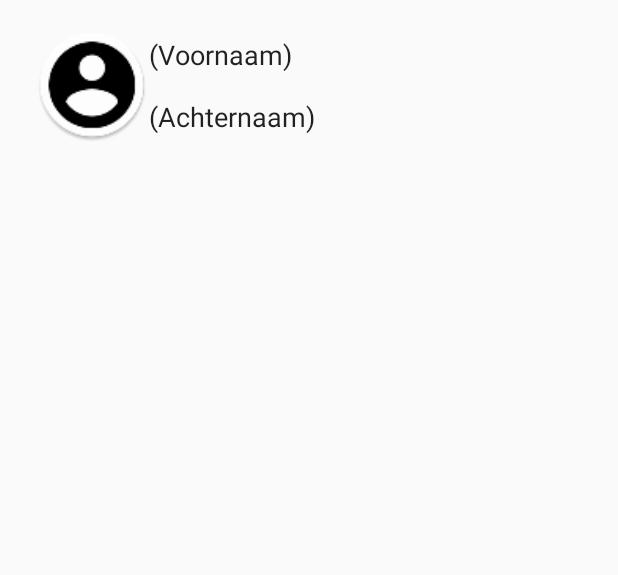
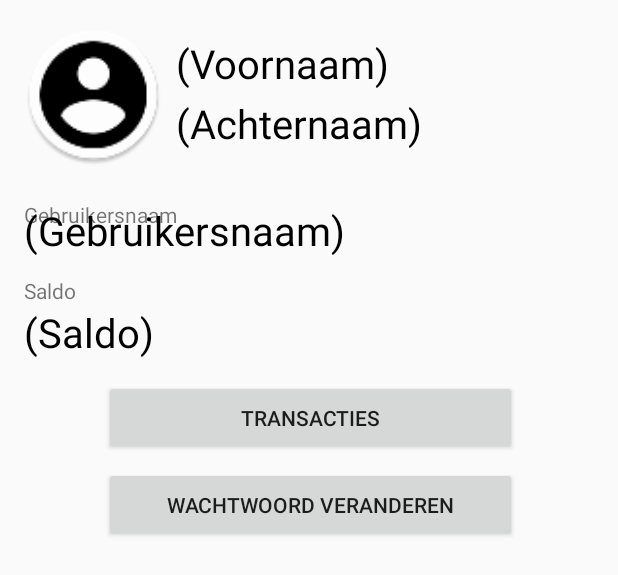
Before and after one commit to dragonq1/NetPay, an Android app: the layout activity_account.xml on its own in the app's theme, with its tools: preview values and no code run, on a phone screen of 412 x 824 dp. Shown: the top 575 px of the screen. Run offline under Robolectric (Android 15) with nearby library versions, the phone set to English and light mode, and no system bars.

Commit message:
-Account pagina afgewerkt -Wachtwoord veranderen scherl toegevoegd -Kleine aanpassing aan registreer scherm

```diff
--- a/app/build.gradle
+++ b/app/build.gradle
@@ -26,6 +26,6 @@ dependencies {
     })
     compile 'com.android.support:appcompat-v7:26.+'
     compile 'com.android.support.constraint:constraint-layout:1.0.2'
+    compile 'com.android.volley:volley:1.0.0'
     testCompile 'junit:junit:4.12'
-    compile 'com.android.volley:volley:1.0.0'
 }
--- a/app/src/main/AndroidManifest.xml
+++ b/app/src/main/AndroidManifest.xml
@@ -20,7 +20,8 @@
         </activity>
         <activity android:name=".Menu" />
         <activity android:name=".Registreren" />
-        <activity android:name=".Account"></activity>
+        <activity android:name=".Account" />
+        <activity android:name=".WachtwoordVeranderen"></activity>
     </application>
 
 </manifest>
--- a/app/src/main/java/com/example/quinten/netpay/MainActivity.java
+++ b/app/src/main/java/com/example/quinten/netpay/MainActivity.java
@@ -62,6 +62,7 @@ public class MainActivity extends AppCompatActivity {
                                     String strGebruikersnaamResp = jsonReponse.getString("Gebruikersnaam");
                                     String strVoornaamResp = jsonReponse.getString("Voornaam");
                                     String strAchternaamResp = jsonReponse.getString("Achternaam");
+                                    String strWachtwoordResp = jsonReponse.getString("Wachtwoord");
                                     String strSaldoResp = jsonReponse.getString("Saldo");
 
 
@@ -70,6 +71,7 @@ public class MainActivity extends AppCompatActivity {
                                     intent.putExtra("gebruikersnaam", strGebruikersnaamResp);
                                     intent.putExtra("voornaam", strVoornaamResp);
                                     intent.putExtra("achternaam", strAchternaamResp);
+                                    intent.putExtra("wachtwoord", strWachtwoordResp);
                                     intent.putExtra("saldo", strSaldoResp);
                                     startActivity(intent);
 
--- a/app/src/main/java/com/example/quinten/netpay/Menu.java
+++ b/app/src/main/java/com/example/quinten/netpay/Menu.java
@@ -33,6 +33,7 @@ public class Menu extends Activity {
         final String strAchternaam = intent.getStringExtra("achternaam");
         final String strGebruikersnaam = intent.getStringExtra("gebruikersnaam");
         final String strSaldo = intent.getStringExtra("saldo");
+        final String strWachtwoord = intent.getStringExtra("wachtwoord");
 
         //Welkom bericht personaliseren
 
@@ -51,6 +52,7 @@ public class Menu extends Activity {
                 intent.putExtra("voornaam", strVoornaam);
                 intent.putExtra("achternaam", strAchternaam);
                 intent.putExtra("saldo", strSaldo);
+                intent.putExtra("wachtwoord", strWachtwoord);
                 startActivity(intent);
             }
         });
--- a/app/src/main/res/layout/activity_account.xml
+++ b/app/src/main/res/layout/activity_account.xml
@@ -4,44 +4,120 @@
     xmlns:tools="http://schemas.android.com/tools"
     android:layout_width="match_parent"
     android:layout_height="match_parent"
-    tools:context="com.example.quinten.netpay.Account">
+    tools:context="com.example.quinten.netpay.Account"
+    tools:layout_editor_absoluteY="81dp"
+    tools:layout_editor_absoluteX="0dp">
 
     <ImageView
-        android:id="@+id/imageView"
-        android:layout_width="75dp"
-        android:layout_height="82dp"
-        android:layout_marginLeft="24dp"
-        android:layout_marginTop="16dp"
+        android:id="@+id/ivContactBadge"
+        android:layout_width="93dp"
+        android:layout_height="95dp"
+        app:srcCompat="@mipmap/ic_account"
+        android:layout_marginLeft="16dp"
         app:layout_constraintLeft_toLeftOf="parent"
         app:layout_constraintTop_toTopOf="parent"
-        app:srcCompat="@mipmap/ic_account"
-        tools:ignore="ContentDescription,RtlHardcoded"/>
+        android:layout_marginTop="16dp"
+        tools:ignore="ContentDescription,RtlHardcoded" />
 
-    <EditText
+    <TextView
+        android:id="@+id/txtGerbuikersnaam"
+        android:layout_width="wrap_content"
+        android:layout_height="wrap_content"
+        android:layout_marginLeft="16dp"
+        android:layout_marginTop="24dp"
+        android:text="(Gebruikersnaam)"
+        android:textColor="#000"
+        android:textSize="12pt"
+        app:layout_constraintLeft_toLeftOf="parent"
+        app:layout_constraintTop_toBottomOf="@+id/ivContactBadge"
+        tools:ignore="HardcodedText,RtlHardcoded" />
+
+    <TextView
+        android:id="@+id/txtSaldo"
+        android:layout_width="wrap_content"
+        android:layout_height="wrap_content"
+        android:layout_marginLeft="16dp"
+        android:layout_marginTop="32dp"
+        android:text="(Saldo)"
+        android:textColor="#000"
+        android:textSize="12pt"
+        app:layout_constraintLeft_toLeftOf="parent"
+        app:layout_constraintTop_toBottomOf="@+id/txtGerbuikersnaam"
+        tools:ignore="HardcodedText,RtlHardcoded" />
+
+    <TextView
+        android:id="@+id/txtWachtwoord"
+        android:layout_width="200dp"
+        android:layout_height="40dp"
+        android:layout_marginLeft="8dp"
+        android:layout_marginTop="0dp"
+        android:text="(Achternaam)"
+        android:textColor="#000"
+        android:textSize="12pt"
+        app:layout_constraintLeft_toRightOf="@+id/ivContactBadge"
+        app:layout_constraintTop_toBottomOf="@+id/txtVoornaam"
+        tools:ignore="HardcodedText,RtlHardcoded" />
+
+    <TextView
         android:id="@+id/txtVoornaam"
+        android:layout_width="200dp"
+        android:layout_height="40dp"
+        android:layout_marginLeft="8dp"
+        android:layout_marginTop="24dp"
+        android:text="(Voornaam)"
+        android:textColor="#000"
+        android:textSize="12pt"
+        app:layout_constraintLeft_toRightOf="@+id/ivContactBadge"
+        app:layout_constraintTop_toTopOf="parent"
+        tools:ignore="HardcodedText,RtlHardcoded" />
+
+    <TextView
+        android:id="@+id/tvGebruikersnaam"
         android:layout_width="wrap_content"
-        android:layout_height="41dp"
+        android:layout_height="wrap_content"
+        android:text="Gebruikersnaam"
+        android:layout_marginLeft="16dp"
+        app:layout_constraintLeft_toLeftOf="parent"
+        android:layout_marginBottom="-17dp"
+        app:layout_constraintBottom_toTopOf="@+id/txtGerbuikersnaam"
+        tools:ignore="HardcodedText,RtlHardcoded" />
+
+    <TextView
+        android:id="@+id/Saldo"
+        android:layout_width="wrap_content"
+        android:layout_height="wrap_content"
+        android:text="Saldo"
         android:layout_marginLeft="0dp"
-        android:layout_marginTop="16dp"
-        android:ems="10"
-        android:inputType="textPersonName"
-        android:text="(Voornaam)"
-        app:layout_constraintLeft_toRightOf="@+id/imageView"
-        app:layout_constraintTop_toTopOf="parent"
-        android:background="@android:color/transparent"
-        tools:ignore="HardcodedText,MissingConstraints" />
+        app:layout_constraintLeft_toLeftOf="@+id/txtSaldo"
+        android:layout_marginBottom="0dp"
+        app:layout_constraintBottom_toTopOf="@+id/txtSaldo"
+        tools:ignore="HardcodedText,RtlHardcoded" />
 
-    <EditText
-        android:id="@+id/txtAchternaam"
-        android:layout_width="wrap_content"
-        android:layout_height="41dp"
-        android:layout_marginLeft="0dp"
-        android:layout_marginTop="0dp"
-        android:ems="10"
-        android:inputType="textPersonName"
-        android:text="(Achternaam)"
-        app:layout_constraintLeft_toRightOf="@+id/imageView"
-        app:layout_constraintTop_toBottomOf="@+id/txtVoornaam"
-        android:background="@android:color/transparent"
-        tools:ignore="HardcodedText,MissingConstraints" />
+    <Button
+        android:id="@+id/btnTransacties"
+        android:layout_width="275dp"
+        android:layout_height="50dp"
+        android:layout_marginLeft="8dp"
+        android:layout_marginRight="8dp"
+        android:layout_marginTop="14dp"
+        android:text="Transacties"
+        app:layout_constraintLeft_toLeftOf="parent"
+        app:layout_constraintRight_toRightOf="parent"
+        app:layout_constraintTop_toBottomOf="@+id/txtSaldo"
+        tools:ignore="HardcodedText"
+        app:layout_constraintHorizontal_bias="0.507" />
+
+    <Button
+        android:id="@+id/btnWachtwoordV"
+        android:layout_width="275dp"
+        android:layout_height="50dp"
+        android:layout_marginLeft="8dp"
+        android:layout_marginRight="8dp"
+        android:text="Wachtwoord veranderen"
+        app:layout_constraintLeft_toLeftOf="parent"
+        app:layout_constraintRight_toRightOf="parent"
+        tools:ignore="HardcodedText"
+        app:layout_constraintHorizontal_bias="0.507"
+        android:layout_marginTop="8dp"
+        app:layout_constraintTop_toBottomOf="@+id/btnTransacties" />
 </android.support.constraint.ConstraintLayout>
```
Also changed, not shown: app/src/main/java/com/example/quinten/netpay/Account.java (+28 -5 lines), app/src/main/java/com/example/quinten/netpay/Registreren.java (+8 -1 lines), app/src/main/java/com/example/quinten/netpay/WachtwoordVRequest.java (added, +24 -0 lines), app/src/main/java/com/example/quinten/netpay/WachtwoordVeranderen.java (added, +108 -0 lines), app/src/main/res/layout/activity_registreren.xml (+39 -24 lines), app/src/main/res/layout/activity_wachtwoord_veranderen.xml (added, +70 -0 lines), 85 other files.
